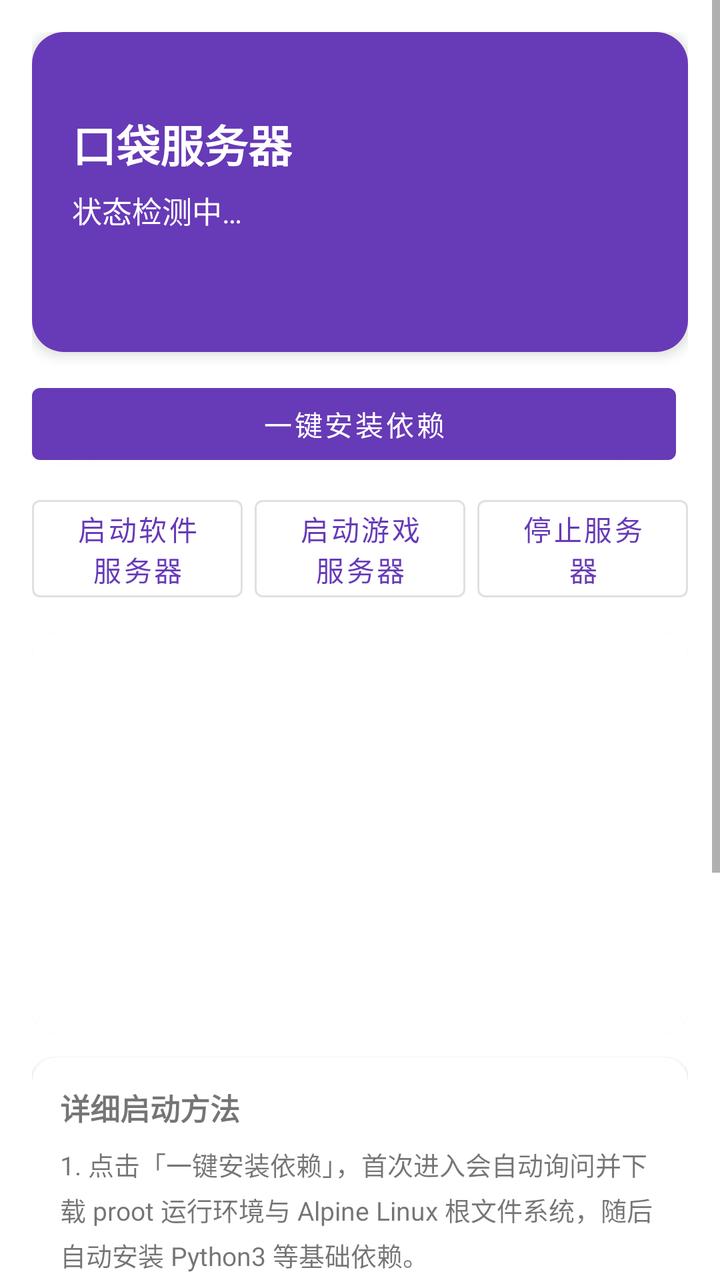
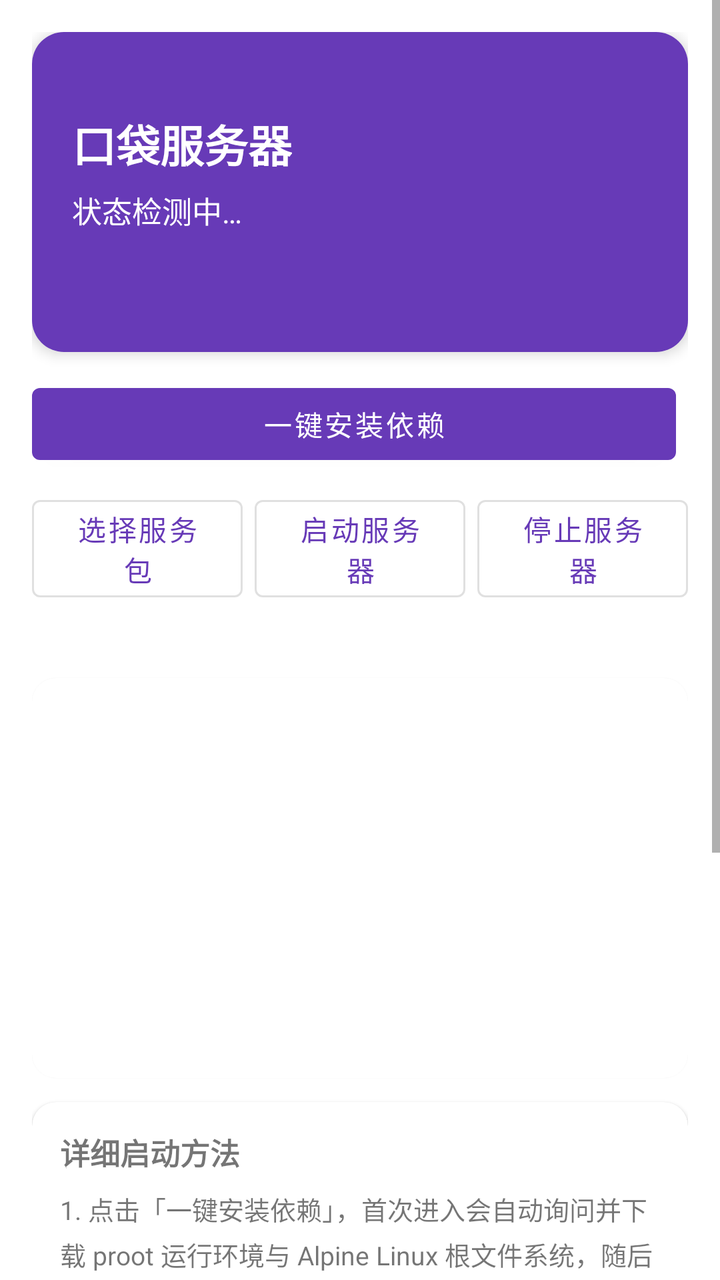

Before-and-after screenshots of an Android layout around one commit, followed by the original layout XML and the change that was made.
<!-- AndroidManifest.xml: application theme Theme.PocketServer -->
<!-- res/layout/fragment_home.xml -->
<?xml version="1.0" encoding="utf-8"?>
<ScrollView xmlns:android="http://schemas.android.com/apk/res/android"
    xmlns:app="http://schemas.android.com/apk/res-auto"
    android:layout_width="match_parent"
    android:layout_height="match_parent"
    android:fillViewport="true">

    <LinearLayout
        android:layout_width="match_parent"
        android:layout_height="wrap_content"
        android:orientation="vertical"
        android:padding="16dp">

        <com.google.android.material.card.MaterialCardView
            android:id="@+id/card_status"
            android:layout_width="match_parent"
            android:layout_height="160dp"
            app:cardCornerRadius="16dp"
            app:cardElevation="4dp">

            <LinearLayout
                android:layout_width="match_parent"
                android:layout_height="match_parent"
                android:background="?attr/colorPrimary"
                android:gravity="center_vertical"
                android:orientation="vertical"
                android:padding="20dp">

                <TextView
                    android:id="@+id/text_app_title"
                    android:layout_width="wrap_content"
                    android:layout_height="wrap_content"
                    android:text="@string/app_name"
                    android:textColor="?attr/colorOnPrimary"
                    android:textSize="22sp"
                    android:textStyle="bold" />

                <TextView
                    android:id="@+id/text_env_status"
                    android:layout_width="wrap_content"
                    android:layout_height="wrap_content"
                    android:layout_marginTop="6dp"
                    android:text="@string/env_status_unknown"
                    android:textColor="?attr/colorOnPrimary"
                    android:textSize="15sp" />

                <TextView
                    android:id="@+id/text_env_detail"
                    android:layout_width="wrap_content"
                    android:layout_height="wrap_content"
                    android:layout_marginTop="4dp"
                    android:alpha="0.85"
                    android:textColor="?attr/colorOnPrimary"
                    android:textSize="12sp" />
            </LinearLayout>
        </com.google.android.material.card.MaterialCardView>

        <com.google.android.material.progressindicator.LinearProgressIndicator
            android:id="@+id/progress_install"
            android:layout_width="match_parent"
            android:layout_height="wrap_content"
            android:layout_marginTop="12dp"
            android:indeterminate="false"
            android:visibility="gone" />

        <TextView
            android:id="@+id/text_progress"
            android:layout_width="match_parent"
            android:layout_height="wrap_content"
            android:layout_marginTop="4dp"
            android:textSize="12sp"
            android:visibility="gone" />

        <LinearLayout
            android:layout_width="match_parent"
            android:layout_height="wrap_content"
            android:layout_marginTop="12dp"
            android:orientation="horizontal">

            <com.google.android.material.button.MaterialButton
                android:id="@+id/btn_install"
                android:layout_width="0dp"
                android:layout_height="wrap_content"
                android:layout_marginEnd="6dp"
                android:layout_weight="1"
                android:text="@string/one_click_install" />
        </LinearLayout>

        <LinearLayout
            android:layout_width="match_parent"
            android:layout_height="wrap_content"
            android:layout_marginTop="8dp"
            android:orientation="horizontal">

            <com.google.android.material.button.MaterialButton
                android:id="@+id/btn_start_software"
                style="?attr/materialButtonOutlinedStyle"
                android:layout_width="0dp"
                android:layout_height="wrap_content"
                android:layout_marginEnd="6dp"
                android:layout_weight="1"
                android:text="@string/start_software_server" />

            <com.google.android.material.button.MaterialButton
                android:id="@+id/btn_start_game"
                style="?attr/materialButtonOutlinedStyle"
                android:layout_width="0dp"
                android:layout_height="wrap_content"
                android:layout_marginEnd="6dp"
                android:layout_weight="1"
                android:text="@string/start_game_server" />

            <com.google.android.material.button.MaterialButton
                android:id="@+id/btn_stop"
                style="?attr/materialButtonOutlinedStyle"
                android:layout_width="0dp"
                android:layout_height="wrap_content"
                android:layout_weight="1"
                android:text="@string/stop_server" />
        </LinearLayout>

        <com.google.android.material.card.MaterialCardView
            android:layout_width="match_parent"
            android:layout_height="200dp"
            android:layout_marginTop="12dp"
            app:cardCornerRadius="12dp">

            <ScrollView
                android:id="@+id/scroll_console"
                android:layout_width="match_parent"
                android:layout_height="match_parent">

                <TextView
                    android:id="@+id/text_console"
                    android:layout_width="match_parent"
                    android:layout_height="wrap_content"
                    android:fontFamily="monospace"
                    android:padding="10dp"
                    android:textIsSelectable="true"
                    android:textSize="11sp" />
            </ScrollView>
        </com.google.android.material.card.MaterialCardView>

        <com.google.android.material.card.MaterialCardView
            android:layout_width="match_parent"
            android:layout_height="wrap_content"
            android:layout_marginTop="12dp"
            app:cardCornerRadius="12dp">

            <LinearLayout
                android:layout_width="match_parent"
                android:layout_height="wrap_content"
                android:orientation="vertical"
                android:padding="14dp">

                <TextView
                    android:layout_width="wrap_content"
                    android:layout_height="wrap_content"
                    android:text="详细启动方法"
                    android:textSize="15sp"
                    android:textStyle="bold" />

                <TextView
                    android:layout_width="match_parent"
                    android:layout_height="wrap_content"
                    android:layout_marginTop="8dp"
                    android:lineSpacingExtra="4dp"
                    android:text="@string/home_instructions"
                    android:textSize="13sp" />
            </LinearLayout>
        </com.google.android.material.card.MaterialCardView>
    </LinearLayout>
</ScrollView>
<!-- resources referenced by this layout -->
<resources>
  <string name="app_name">口袋服务器</string>
  <string name="env_status_unknown">状态检测中…</string>
  <string name="home_instructions">1. 点击「一键安装依赖」，首次进入会自动询问并下载 proot 运行环境与 Alpine Linux 根文件系统，随后自动安装 Python3 等基础依赖。\n2. 「启动软件服务器」：部署内置用户系统 API（注册 / 登录 / 在线心跳 / 账户列表）并托管你的软件包，本机地址 http://127.0.0.1:8080，局域网地址见启动日志，你的 App 客户端直接对接。\n3. 「启动游戏服务器」：自动安装 OpenJDK 17，下载 PaperMC（Minecraft 服务端）并启动，客户端用 MC 版本对应地址连接。\n4. 在「AI 与用户」页可查看注册账户与在线状态、用 AI 分析服务器日志与 APK、安装逆向 / 构建工具链。\n5. 服务器进程由前台服务保活，通知栏可确认运行状态；点击「停止服务器」结束。</string>
  <string name="one_click_install">一键安装依赖</string>
  <string name="start_game_server">启动游戏服务器</string>
  <string name="start_software_server">启动软件服务器</string>
  <string name="stop_server">停止服务器</string>
  <style name="Theme.PocketServer" parent="Theme.MaterialComponents.DayNight.NoActionBar">
          <item name="colorPrimary">@color/purple_500</item>
          <item name="colorPrimaryVariant">#512DA8</item>
          <item name="colorOnPrimary">@color/white</item>
          <item name="colorSecondary">@color/teal_200</item>
          <item name="colorSecondaryVariant">#018786</item>
          <item name="colorOnSecondary">@color/black</item>
          <item name="android:statusBarColor">?attr/colorPrimaryVariant</item>
      </style>
  <color name="purple_500">#673AB7</color>
  <color name="white">#FFFFFFFF</color>
  <color name="teal_200">#03DAC5</color>
  <color name="black">#FF000000</color>
</resources>

<!-- the commit's change to res/layout/fragment_home.xml (unified diff, before → after) -->
@@ -93,22 +93,22 @@
             android:orientation="horizontal">
 
             <com.google.android.material.button.MaterialButton
-                android:id="@+id/btn_start_software"
+                android:id="@+id/btn_select_pack"
                 style="?attr/materialButtonOutlinedStyle"
                 android:layout_width="0dp"
                 android:layout_height="wrap_content"
                 android:layout_marginEnd="6dp"
                 android:layout_weight="1"
-                android:text="@string/start_software_server" />
+                android:text="选择服务包" />
 
             <com.google.android.material.button.MaterialButton
-                android:id="@+id/btn_start_game"
+                android:id="@+id/btn_start_server"
                 style="?attr/materialButtonOutlinedStyle"
                 android:layout_width="0dp"
                 android:layout_height="wrap_content"
                 android:layout_marginEnd="6dp"
                 android:layout_weight="1"
-                android:text="@string/start_game_server" />
+                android:text="@string/start_server" />
 
             <com.google.android.material.button.MaterialButton
                 android:id="@+id/btn_stop"
@@ -118,6 +118,13 @@
                 android:layout_weight="1"
                 android:text="@string/stop_server" />
         </LinearLayout>
+
+        <TextView
+            android:id="@+id/text_current_pack"
+            android:layout_width="match_parent"
+            android:layout_height="wrap_content"
+            android:layout_marginTop="6dp"
+            android:textSize="12sp" />
 
         <com.google.android.material.card.MaterialCardView
             android:layout_width="match_parent"
<!-- resource entries referenced after the edit -->
@@ -2,10 +2,9 @@
 <resources>
   <string name="app_name">口袋服务器</string>
   <string name="env_status_unknown">状态检测中…</string>
-  <string name="home_instructions">1. 点击「一键安装依赖」，首次进入会自动询问并下载 proot 运行环境与 Alpine Linux 根文件系统，随后自动安装 Python3 等基础依赖。\n2. 「启动软件服务器」：部署内置用户系统 API（注册 / 登录 / 在线心跳 / 账户列表）并托管你的软件包，本机地址 http://127.0.0.1:8080，局域网地址见启动日志，你的 App 客户端直接对接。\n3. 「启动游戏服务器」：自动安装 OpenJDK 17，下载 PaperMC（Minecraft 服务端）并启动，客户端用 MC 版本对应地址连接。\n4. 在「AI 与用户」页可查看注册账户与在线状态、用 AI 分析服务器日志与 APK、安装逆向 / 构建工具链。\n5. 服务器进程由前台服务保活，通知栏可确认运行状态；点击「停止服务器」结束。</string>
+  <string name="home_instructions">1. 点击「一键安装依赖」，首次进入会自动询问并下载 proot 运行环境与 Alpine Linux 根文件系统，随后自动安装 Python3 等基础依赖。\n2. 「服务器功能」：选择服务包后一键启动。内置「用户系统服务包」提供注册 / 登录 / 在线心跳 / 账户列表 API 并托管你的软件包；也可把自定义服务包放入工作区 serverpack 目录（含 start.sh），例如你自己的游戏服务端。\n3. 「AI 与用户」页：查看注册账户与在线状态；AI 解包分析 APK（apktool / jadx 逆向工具链）；「一键联机化」把工作区 onlinepack 联机补丁包覆盖替换进解包工程并替换服务器联机文件，重建签名输出联机版 APK。\n4. 服务器进程由前台服务保活，通知栏可确认运行状态；点击「停止服务器」结束。</string>
   <string name="one_click_install">一键安装依赖</string>
-  <string name="start_game_server">启动游戏服务器</string>
-  <string name="start_software_server">启动软件服务器</string>
+  <string name="start_server">启动服务器</string>
   <string name="stop_server">停止服务器</string>
   <style name="Theme.PocketServer" parent="Theme.MaterialComponents.DayNight.NoActionBar">
           <item name="colorPrimary">@color/purple_500</item>
